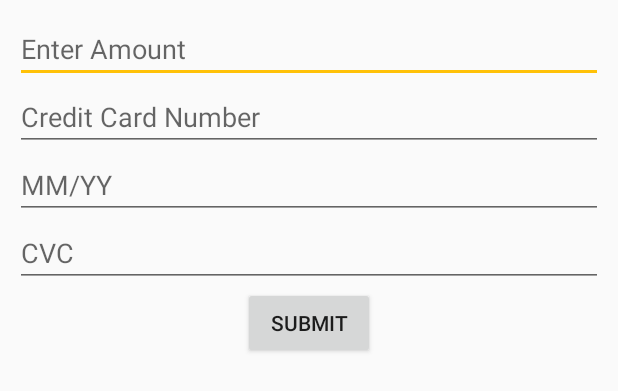
After one commit to adilp/Pelham, an Android app: the layout payment_dialog_frag.xml on its own in the app's theme, with its tools: preview values and no code run, on a phone screen of 412 x 824 dp. The commit adds this screen. Shown: the top 391 px of the screen. Run offline under Robolectric (Android 15) with nearby library versions, the phone set to English and light mode, and no system bars.

Commit message:
Everything except tour

```diff
--- /dev/null
+++ b/app/src/main/res/layout/payment_dialog_frag.xml
@@ -0,0 +1,54 @@
+<?xml version="1.0" encoding="utf-8"?>
+<LinearLayout xmlns:android="http://schemas.android.com/apk/res/android"
+    android:orientation="vertical" android:layout_width="match_parent"
+    android:layout_height="match_parent">
+
+    <FrameLayout
+        android:layout_width="match_parent"
+        android:layout_height="match_parent"
+        android:layout_margin="10dp">
+
+        <LinearLayout
+            android:orientation="vertical"
+            android:layout_width="match_parent"
+            android:layout_height="match_parent">
+
+            <EditText
+                android:layout_width="match_parent"
+                android:layout_height="wrap_content"
+                android:id="@+id/mDollarAmountText"
+                android:hint="Enter Amount"/>
+
+            <EditText
+                android:layout_width="match_parent"
+                android:layout_height="wrap_content"
+                android:id="@+id/mCreditCardNumberText"
+                android:layout_gravity="center_horizontal"
+                android:hint="Credit Card Number"/>
+
+            <EditText
+                android:layout_width="match_parent"
+                android:layout_height="wrap_content"
+                android:id="@+id/mExpirationgDateText"
+                android:layout_gravity="center_horizontal"
+                android:hint="MM/YY"/>
+
+            <EditText
+                android:layout_width="match_parent"
+                android:layout_height="wrap_content"
+                android:id="@+id/mCVCText"
+                android:layout_gravity="center_horizontal"
+                android:hint="CVC"/>
+
+            <Button
+                android:layout_width="wrap_content"
+                android:layout_height="wrap_content"
+                android:text="Submit"
+                android:id="@+id/mSubmitButton"
+                android:layout_gravity="center_horizontal" />
+        </LinearLayout>
+
+    </FrameLayout>
+
+
+</LinearLayout>
```
Also changed, not shown: app/src/main/java/com/adilpatel/pelhamciviccenter/LoginActivity.java (+80 -2 lines), app/src/main/java/com/adilpatel/pelhamciviccenter/MainFrag.java (+140 -58 lines).
